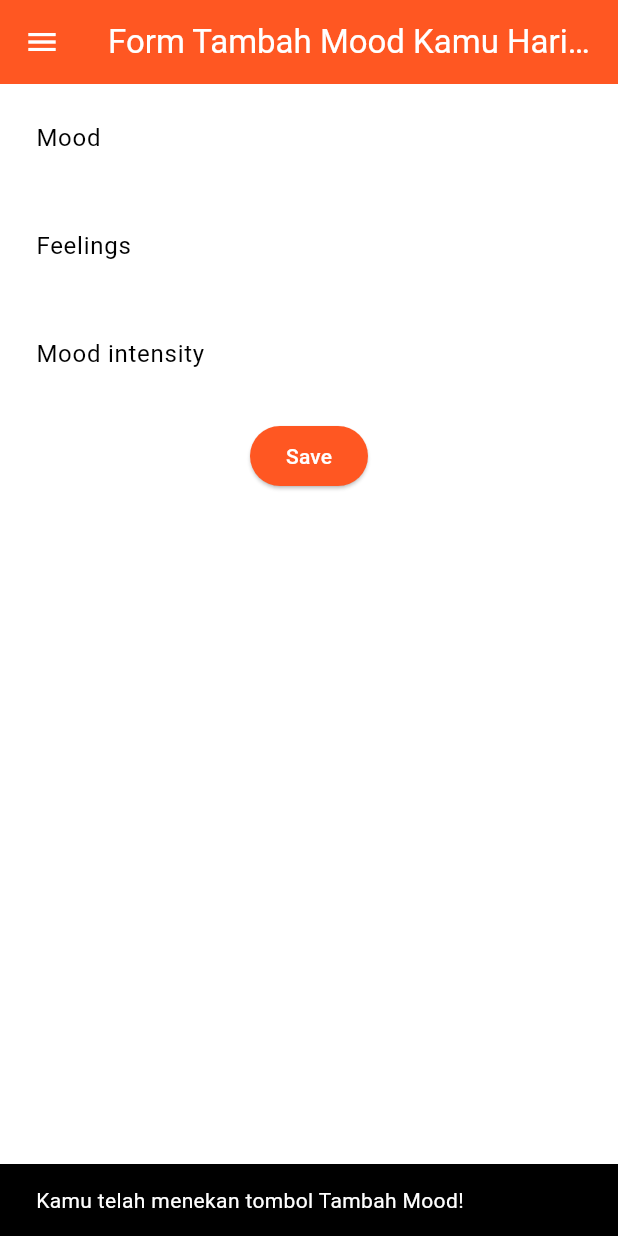
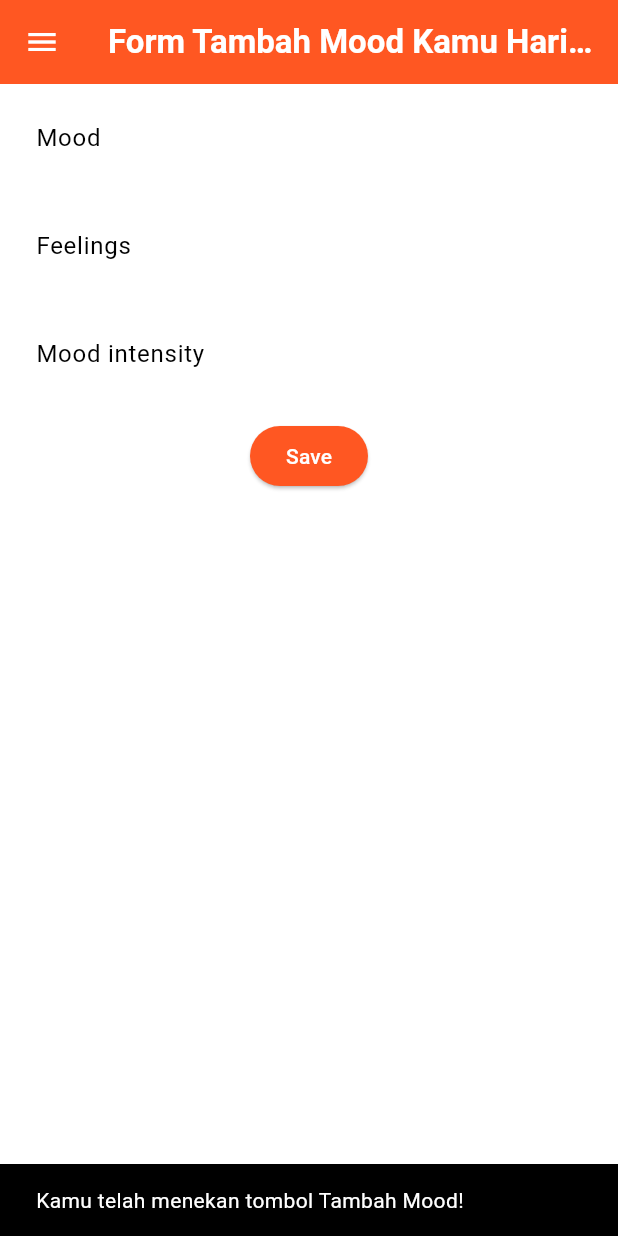
Before and after one commit to secona/mental-health-tracker-mobile, a Flutter app: the screen it shows after launch, after a tap on "Tambah Mood", on a phone screen of 412 x 824 dp. Run offline on Flutter 3.47's test engine with Material 3 defaults, Android fonts, the phone set to English and light mode, and no system bars.

Commit message:
feat: icon color

```diff
--- a/lib/screens/menu.dart
+++ b/lib/screens/menu.dart
@@ -31,6 +31,7 @@ class MyHomePage extends StatelessWidget {
         ),
         // Warna latar belakang AppBar diambil dari skema warna tema aplikasi.
         backgroundColor: Theme.of(context).colorScheme.primary,
+        iconTheme: IconThemeData(color: Theme.of(context).colorScheme.onPrimary),
       ),
       // Masukkan drawer sebagai parameter nilai drawer dari widget Scaffold
       drawer: const LeftDrawer(),
--- a/lib/screens/moodentry_form.dart
+++ b/lib/screens/moodentry_form.dart
@@ -22,10 +22,15 @@ class _MoodEntryFormPageState extends State<MoodEntryFormPage> {
         title: const Center(
           child: Text(
             'Form Tambah Mood Kamu Hari ini',
+            style: TextStyle(
+              color: Colors.white,
+              fontWeight: FontWeight.bold,
+            ),
           ),
         ),
         backgroundColor: Theme.of(context).colorScheme.primary,
         foregroundColor: Colors.white,
+        iconTheme: IconThemeData(color: Theme.of(context).colorScheme.onPrimary),
       ),
       drawer: const LeftDrawer(),
       body: Form(
```
